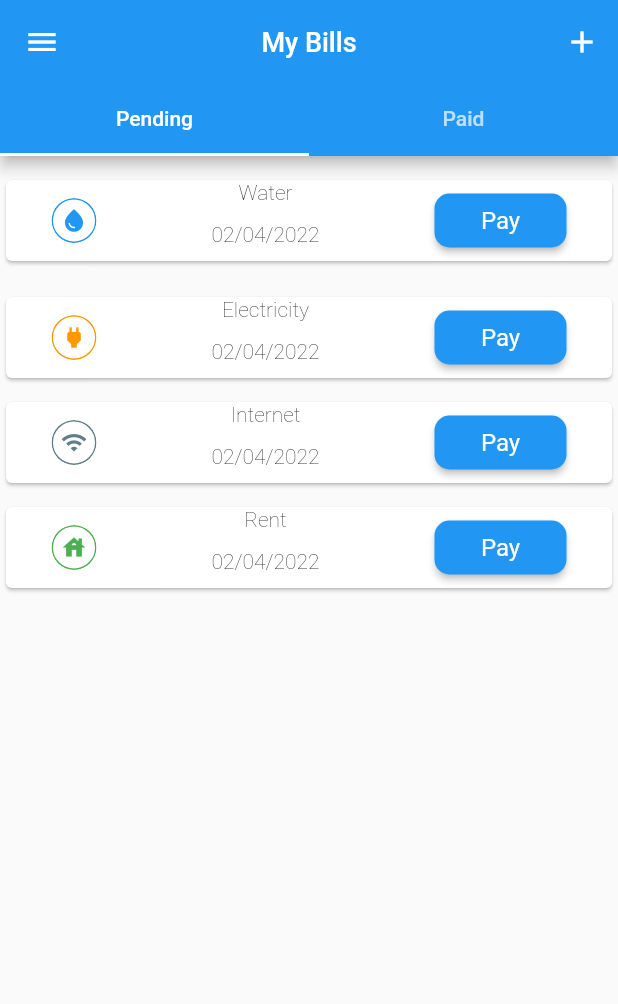
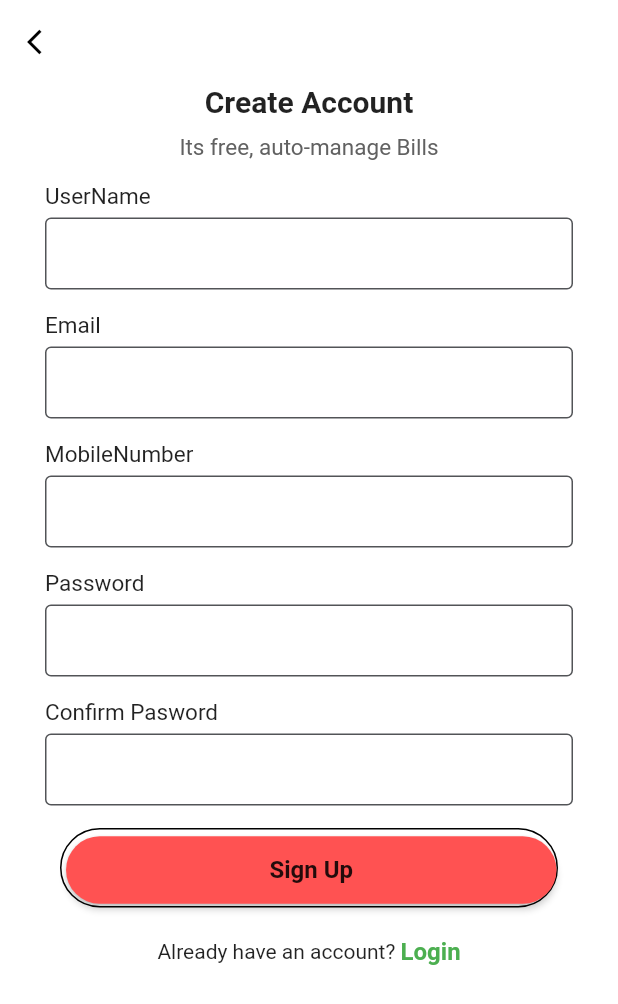
Before and after one commit to Nzovia/kejani, a Flutter app: the screen it shows after launch, on a phone screen of 412 x 824 dp. Shown: the top 1004 px of the screen. Run offline on Flutter 3.47's test engine with Material 2 defaults, Android fonts, the phone set to English and light mode, and no system bars; our stand-ins replace get.

Commit message:
user registration form

```diff
--- /dev/null
+++ b/lib/components/appbar.dart
@@ -0,0 +1,6 @@
+// import 'package:flutter/material.dart';
+//
+// class MyAppBar(){
+//   AppBar
+//
+// }
--- a/lib/constants/app_colors.dart
+++ b/lib/constants/app_colors.dart
@@ -7,3 +7,5 @@ const paidBillColor = Color(0xFF5CDC12);
 const partiallyPaidBill = Color(0xFF7A6930);
 const buttonColor = Color(0xFF6F35A5);
 const appBackground = Color(0xFFCFD4E7);
+const grey = Color(0xFF525457);
+const green = Color(0xFF2F6B0D);
--- a/lib/pages/landing_page.dart
+++ b/lib/pages/landing_page.dart
@@ -1,5 +1,6 @@
 import 'package:flutter/material.dart';
 import 'package:kejani/pages/home_page.dart';
+import 'package:kejani/pages/user_registration.dart';
 import '../constants/app_colors.dart';
 
 
@@ -21,7 +22,7 @@ class _LandingPageState extends State<LandingPage> {
   //navigating to the next activity
   _getHome() async{
     await Future.delayed(const Duration(milliseconds: 2000), (){
-      Navigator.pushReplacement(context, MaterialPageRoute(builder: (context) => HomePage()));
+      Navigator.pushReplacement(context, MaterialPageRoute(builder: (context) => UserRegistration()));
     });
 
   }
@@ -32,6 +33,8 @@ class _LandingPageState extends State<LandingPage> {
       color: widget.background,
       child: Center(
         child: Container(
+          height: 750,
+            width: 750,
             child: Image.asset("assets/images/applogo.png")
         ),
       ),
--- /dev/null
+++ b/lib/pages/user_login.dart
@@ -0,0 +1,15 @@
+import 'package:flutter/material.dart';
+
+class LoginPage extends StatelessWidget {
+  const LoginPage({Key? key}) : super(key: key);
+
+  @override
+  Widget build(BuildContext context) {
+    Size size = MediaQuery.of(context).size;
+    return Scaffold(
+      body: Container(
+
+      ),
+    );
+  }
+}
--- a/lib/pages/user_registration.dart
+++ b/lib/pages/user_registration.dart
@@ -0,0 +1,140 @@
+import 'package:flutter/material.dart';
+import 'package:kejani/constants/app_colors.dart';
+
+
+class UserRegistration extends StatelessWidget {
+  @override
+  Widget build(BuildContext context) {
+    return Scaffold(
+      resizeToAvoidBottomInset: false,
+      //resizeToAvoidBottomPadding: false,
+      backgroundColor: Colors.white,
+      appBar: AppBar(
+        elevation: 0,
+        brightness: Brightness.light,
+        backgroundColor: Colors.white,
+        leading:
+        IconButton( onPressed: (){
+          Navigator.pop(context);
+        },icon:const Icon(Icons.arrow_back_ios,size: 20,color: Colors.black,)),
+      ),
+      body: SafeArea(
+        child: SingleChildScrollView(
+          child: Container(
+            height: MediaQuery.of(context).size.height,
+            width: double.infinity,
+            child: Column(
+              mainAxisAlignment: MainAxisAlignment.spaceBetween,
+              children: [
+                Column(
+                  children: [
+                    Column(
+                      mainAxisAlignment: MainAxisAlignment.spaceEvenly,
+                      children: [
+                        const Text ("Create Account", style: TextStyle(
+                          fontSize: 20,
+                          fontWeight: FontWeight.bold,
+                        ),),
+                        const SizedBox(height: 10,),
+                        Text("Its free, auto-manage Bills",style: TextStyle(
+                          fontSize: 15,
+                          color: Colors.grey[700],
+                        ),),
+                        const SizedBox(height: 15,)
+                      ],
+                    ),
+                    Padding(
+                      padding: const EdgeInsets.symmetric(
+                          horizontal: 30
+                      ),
+                      child: Column(
+                        children: [
+                          makeInput(label: "UserName"),
+                          makeInput(label: "Email"),
+                          makeInput(label: "MobileNumber"), //OTP send to login--> choose either email or phone
+                          makeInput(label: "Password",obsureText: true),
+                          makeInput(label: "Confirm Pasword",obsureText: true)
+                        ],
+                      ),
+                    ),
+                    Padding(
+                      padding: const EdgeInsets.symmetric(horizontal: 40),
+                      child: Container(
+                        padding: const EdgeInsets.only(top: 3,left: 3),
+                        decoration: BoxDecoration(
+                            borderRadius: BorderRadius.circular(40),
+                            border: const Border(
+                                bottom: const BorderSide(color: Colors.black),
+                                top: const BorderSide(color: Colors.black),
+                                right: const BorderSide(color: Colors.black),
+                                left: const BorderSide(color: Colors.black)
+                            )
+                        ),
+                        child: MaterialButton(
+                          minWidth: double.infinity,
+                          height:45,
+                          onPressed: (){},
+                          color: Colors.redAccent,
+                          shape: RoundedRectangleBorder(
+                              borderRadius: BorderRadius.circular(40)
+                          ),
+                          child: const Text("Sign Up",style: TextStyle(
+                            fontWeight: FontWeight.w600,fontSize: 16,
+
+                          ),),
+                        ),
+                      ),
+                    ),
+                    const SizedBox(height: 20,),
+                    Row(
+                      mainAxisAlignment: MainAxisAlignment.center,
+                      children: const [
+                         Text("Already have an account? "),
+                         Text("Login",style: TextStyle(
+                            fontWeight: FontWeight.w600,
+                            fontSize: 16,
+                           color: Colors.green
+                        ),),
+                      ],
+                    )
+                  ],
+
+                ),
+              ],
+            ),
+          ),
+        ),
+      ),
+    );
+  }
+}
+
+Widget makeInput({label,obsureText = false}){
+  return Column(
+    crossAxisAlignment: CrossAxisAlignment.start,
+    children: [
+      Text(label,style:const TextStyle(
+          fontSize: 15,
+          fontWeight: FontWeight.w400,
+          color: Colors.black87
+      ),),
+      const SizedBox(height: 5,),
+      TextField(
+        obscureText: obsureText,
+        decoration: const InputDecoration(
+          contentPadding:  EdgeInsets.symmetric(vertical: 0,horizontal: 10),
+          enabledBorder:  OutlineInputBorder(
+            borderSide:  BorderSide(
+              color: grey,
+            ),
+          ),
+          border: OutlineInputBorder(
+              borderSide:  BorderSide(color: grey)
+          ),
+        ),
+      ),
+      const SizedBox(height: 15,)
+
+    ],
+  );
+}
```
Also changed, not shown: 3 other files.
